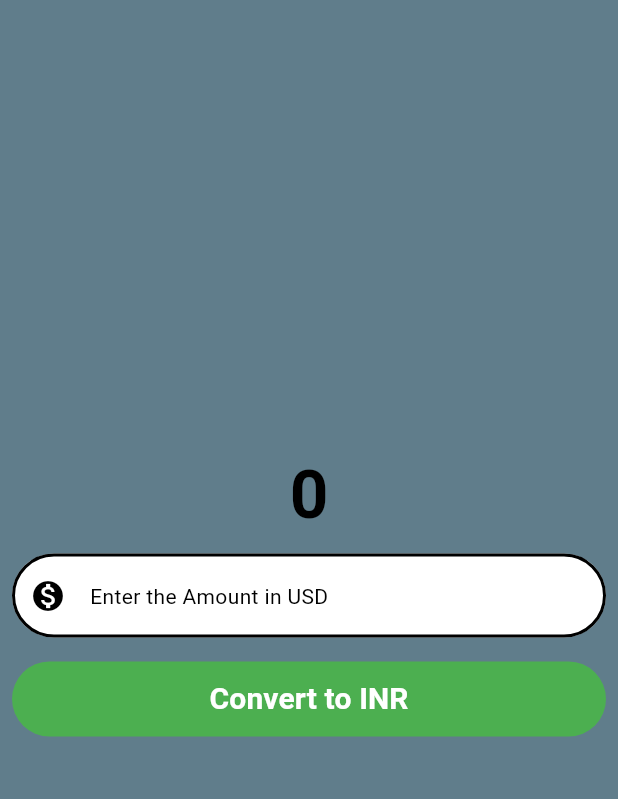
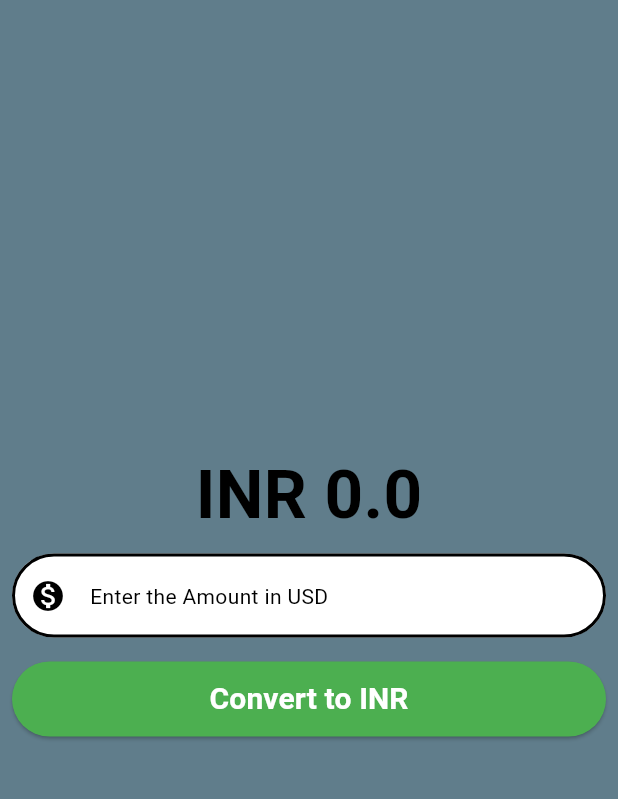
Before and after one commit to srivastavautkarsh123/mynewproject, a Flutter app: the screen it shows after launch, after a tap on "Convert to INR", on a phone screen of 412 x 824 dp, the part 63-862 px from its top. Run offline on Flutter 3.47's test engine with Material 3 defaults, Android fonts, the phone set to English and light mode, and no system bars.

Commit message:
final push in this push currency Converter is complete

```diff
--- a/lib/currency_converter_material_page.dart
+++ b/lib/currency_converter_material_page.dart
@@ -1,8 +1,27 @@
 import 'package:flutter/material.dart';
 
-class CurrencyConverterMaterialPage extends StatelessWidget {
+
+class CurrencyConverterMaterialPage extends StatefulWidget {
+  const CurrencyConverterMaterialPage({super.key});
+
+  @override
+  State<CurrencyConverterMaterialPage> createState() {
+    print('constructor called');
+    return _CurrencyConverterMaterialPageState();
+
+  }
+
+}
+class _CurrencyConverterMaterialPageState
+    extends State<CurrencyConverterMaterialPage> {
+      double result = 0;
+    final TextEditingController textEditingController = TextEditingController();
+
+
+
   @override
   Widget build(BuildContext context) {
+     //final textEditingController = TextEditingController();
 
   final border = OutlineInputBorder(
                     borderSide: BorderSide(
@@ -13,7 +32,8 @@ class CurrencyConverterMaterialPage extends StatelessWidget {
                   ),
                 );
     // TODO: implement build
-    return Scaffold(
+    return
+    Scaffold(
 
         backgroundColor: Colors.blueGrey,
         appBar: AppBar(
@@ -27,7 +47,8 @@ class CurrencyConverterMaterialPage extends StatelessWidget {
             children: [
 
               Text(
-                '0',
+              'INR $result',
+              // result.toString(),
 
                 style: TextStyle(
                   fontSize: 45,
@@ -39,6 +60,7 @@ class CurrencyConverterMaterialPage extends StatelessWidget {
               Padding(
                 padding: const EdgeInsets.all(8.0),
                 child: TextField(
+                  controller: textEditingController,
                   style: TextStyle(color: Colors.black),
 
                   decoration: InputDecoration(
@@ -61,9 +83,13 @@ class CurrencyConverterMaterialPage extends StatelessWidget {
               ),
               Padding(
                 padding: const EdgeInsets.all(8.0),
-                child: TextButton(
+                child: ElevatedButton(
                   onPressed: () {
 
+                    setState(() {
+                       result = double.parse(textEditingController.text)*89.91;
+
+                    });
                   },
                   child: Text(
                     'Convert to INR',
@@ -72,7 +98,7 @@ class CurrencyConverterMaterialPage extends StatelessWidget {
                       fontWeight: FontWeight.bold,
                     ),
                   ),
-                style: TextButton.styleFrom(
+                style: ElevatedButton.styleFrom(
                   backgroundColor: Colors.green,
                   foregroundColor: Colors.white,
                   minimumSize: Size(double.infinity,50),
@@ -91,5 +117,5 @@ class CurrencyConverterMaterialPage extends StatelessWidget {
     );
 
 
-}
-}
+  }
+    }
```
